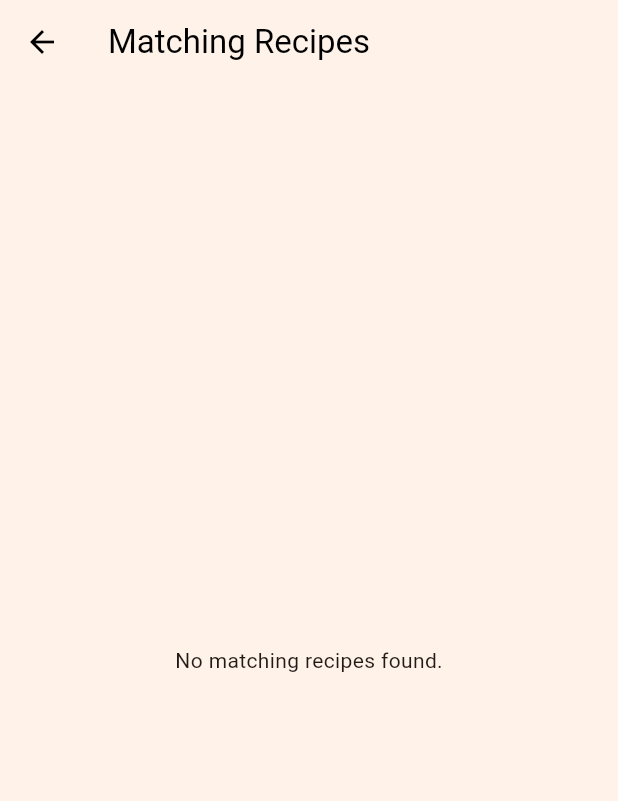
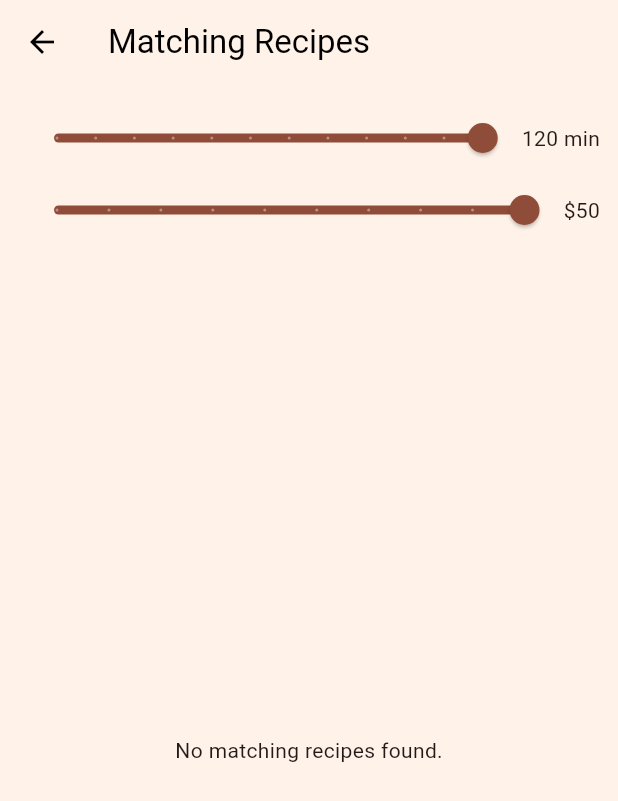
Before and after one commit to varsha698/PantryPalApp, a Flutter app: the MatchingRecipesScreen screen opened directly with empty values, on a phone screen of 412 x 824 dp. Shown: the top 801 px of the screen. Run offline on Flutter 3.47's test engine with Material 3 defaults, Android fonts, the phone set to English and light mode, and no system bars; our stand-ins replace cloud_firestore, csv, firebase_auth, firebase_core, firebase_storage, image_picker; missing offline and left inert: firebase_app_check; accounts and stored records are empty.

Commit message:
Added filters for max time and max budget in MatchingRecipesScreen

```diff
--- a/lib/screens/matching_recipes_screen.dart
+++ b/lib/screens/matching_recipes_screen.dart
@@ -2,7 +2,7 @@ import 'package:flutter/material.dart';
 import 'recipe_details_screen.dart';
 import '../models/recipe.dart';
 
-class MatchingRecipesScreen extends StatelessWidget {
+class MatchingRecipesScreen extends StatefulWidget {
   final List<Recipe> recipes;
   final Set<String> selectedPantryItems;
 
@@ -12,23 +12,32 @@ class MatchingRecipesScreen extends StatelessWidget {
     required this.selectedPantryItems,
   });
 
+  @override
+  State<MatchingRecipesScreen> createState() => _MatchingRecipesScreenState();
+}
+
+class _MatchingRecipesScreenState extends State<MatchingRecipesScreen> {
+  int maxTime = 120;
+  double maxBudget = 50;
+
   int matchedCount(List<String> ingredients) {
-    return ingredients.where((item) => selectedPantryItems.contains(item.trim())).length;
+    return ingredients
+        .where((item) => widget.selectedPantryItems.contains(item.trim()))
+        .length;
   }
 
   @override
   Widget build(BuildContext context) {
-    // Step 1: Filter out recipes with no matches
-    List<Recipe> filtered = recipes.where((recipe) {
-      return matchedCount(recipe.ingredients) > 0;
+    List<Recipe> filtered = widget.recipes.where((recipe) {
+      int durationMinutes = int.parse(recipe.duration.split(' ').first);
+      double recipeBudget = double.parse(recipe.budget.toString());
+      return matchedCount(recipe.ingredients) > 0 &&
+          durationMinutes <= maxTime &&
+          recipeBudget <= maxBudget;
     }).toList();
 
-    // Step 2: Sort by number of matches (descending)
-    filtered.sort((a, b) {
-      int aMatch = matchedCount(a.ingredients);
-      int bMatch = matchedCount(b.ingredients);
-      return bMatch.compareTo(aMatch); // Most matched at top
-    });
+    filtered.sort((a, b) =>
+        matchedCount(b.ingredients).compareTo(matchedCount(a.ingredients)));
 
     return Scaffold(
       backgroundColor: const Color(0xFFFFF3E9),
@@ -38,8 +47,48 @@ class MatchingRecipesScreen extends StatelessWidget {
         elevation: 0,
         foregroundColor: Colors.black,
       ),
-      body: Padding(
-        padding: const EdgeInsets.all(16.0),
+      body: Column(
+        children: [
+          Padding(
+            padding: const EdgeInsets.all(12.0),
+            child: Column(
+              children: [
+                Row(
+                  children: [
+                    Expanded(
+                      child: Slider(
+                        label: "Max Time: $maxTime min",
+                        value: maxTime.toDouble(),
+                        min: 10,
+                        max: 120,
+                        divisions: 11,
+                        onChanged: (value) =>
+                            setState(() => maxTime = value.toInt()),
+                      ),
+                    ),
+                    Text("$maxTime min"),
+                  ],
+                ),
+                Row(
+                  children: [
+                    Expanded(
+                      child: Slider(
+                        label: "Max Budget: \$$maxBudget",
+                        value: maxBudget,
+                        min: 5,
+                        max: 50,
+                        divisions: 9,
+                        onChanged: (value) =>
+                            setState(() => maxBudget = value),
+                      ),
+                    ),
+                    Text("\$${maxBudget.toStringAsFixed(0)}"),
+                  ],
+                ),
+              ],
+            ),
+          ),
+          Expanded(
             child: filtered.isEmpty
                 ? const Center(child: Text("No matching recipes found."))
                 : ListView.builder(
@@ -50,7 +99,8 @@ class MatchingRecipesScreen extends StatelessWidget {
                       final total = recipe.ingredients.length;
 
                       return Container(
-                    margin: const EdgeInsets.only(bottom: 20),
+                        margin: const EdgeInsets.symmetric(
+                            horizontal: 16, vertical: 8),
                         padding: const EdgeInsets.all(12),
                         decoration: BoxDecoration(
                           color: Colors.white,
@@ -75,7 +125,8 @@ class MatchingRecipesScreen extends StatelessWidget {
                                 children: [
                                   Text(recipe.name,
                                       style: const TextStyle(
-                                      fontSize: 16, fontWeight: FontWeight.bold)),
+                                          fontSize: 16,
+                                          fontWeight: FontWeight.bold)),
                                   const SizedBox(height: 4),
                                   Text(
                                     "$match / $total ingredients match",
@@ -100,15 +151,13 @@ class MatchingRecipesScreen extends StatelessWidget {
                                   ),
                                   const SizedBox(height: 10),
                                   ElevatedButton(
-                                onPressed: () {
-                                  Navigator.push(
+                                    onPressed: () => Navigator.push(
                                       context,
                                       MaterialPageRoute(
                                         builder: (context) =>
                                             RecipeDetailsScreen(recipe: recipe),
                                       ),
-                                  );
-                                },
+                                    ),
                                     style: ElevatedButton.styleFrom(
                                       backgroundColor: Colors.black,
                                       foregroundColor: Colors.white,
@@ -127,6 +176,8 @@ class MatchingRecipesScreen extends StatelessWidget {
                     },
                   ),
           ),
+        ],
+      ),
     );
   }
 }
```
Lines whose indentation alone changed are shown as unchanged.
